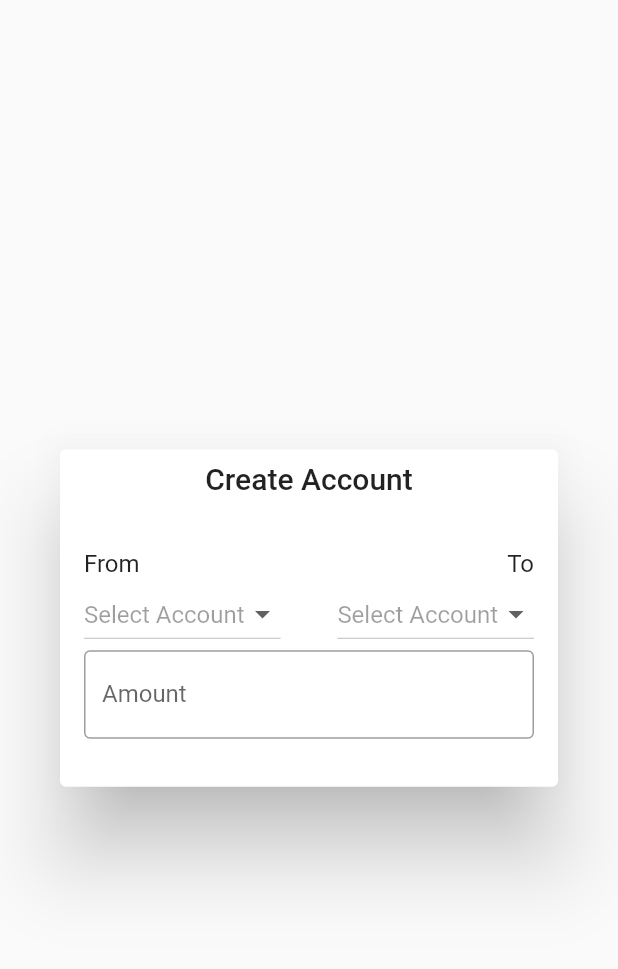
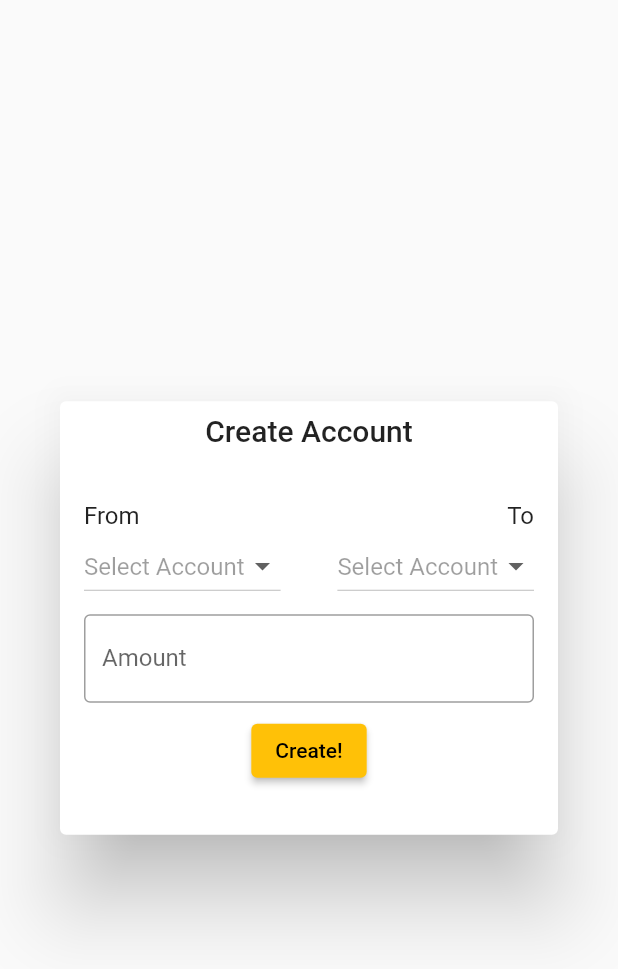
Before and after one commit to samarth-ramesh/accounts-app-old, a Flutter app: the AddTransactionModal widget shown alone on an empty page, opened directly, on a phone screen of 412 x 824 dp. Shown: the top 969 px of the screen. Run offline on Flutter 3.47's test engine with Material 2 defaults, Android fonts, the light colour scheme and no system bars; network calls fail.

Commit message:
WIP: add in submit button

```diff
--- a/lib/transactions/add_transaction_modal.dart
+++ b/lib/transactions/add_transaction_modal.dart
@@ -60,18 +60,25 @@ class _AddTransactionModalState extends State<AddTransactionModal> {
                         crossAxisAlignment: CrossAxisAlignment.start,
                         children: [
                           const Text("From"),
-                          ChooseAccount(current: s1, accounts: accounts, callback: sets1,),
+                          ChooseAccount(
+                            current: s1,
+                            accounts: accounts,
+                            callback: sets1,
+                          ),
                         ]),
                     Column(
                       crossAxisAlignment: CrossAxisAlignment.end,
                       children: [
                         const Text("To"),
-                        ChooseAccount(current: s2, accounts: accounts, callback: sets2)
+                        ChooseAccount(
+                            current: s2, accounts: accounts, callback: sets2)
                       ],
                     )
                   ],
                 ),
-                TextField(
+                Padding(
+                  padding: EdgeInsets.only(top: 8),
+                  child: TextField(
                     keyboardType: TextInputType.number,
                     decoration: const InputDecoration(
                         label: Text("Amount"), border: OutlineInputBorder()),
@@ -80,6 +87,12 @@ class _AddTransactionModalState extends State<AddTransactionModal> {
                         amt = s;
                       });
                     },
+                  ),
+                ),
+                Padding(
+                  padding: const EdgeInsets.only(top: 8),
+                  child: ElevatedButton(
+                      onPressed: () {}, child: const Text("Create!")),
                 )
               ],
             ))
```
Lines whose indentation alone changed are shown as unchanged.
